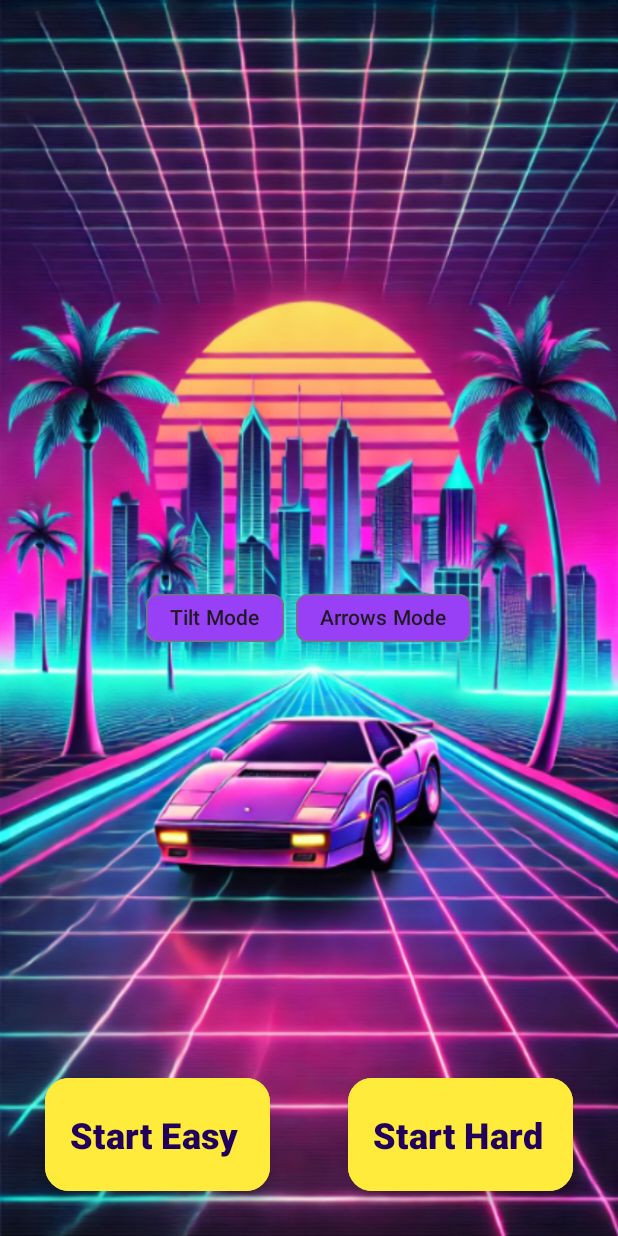
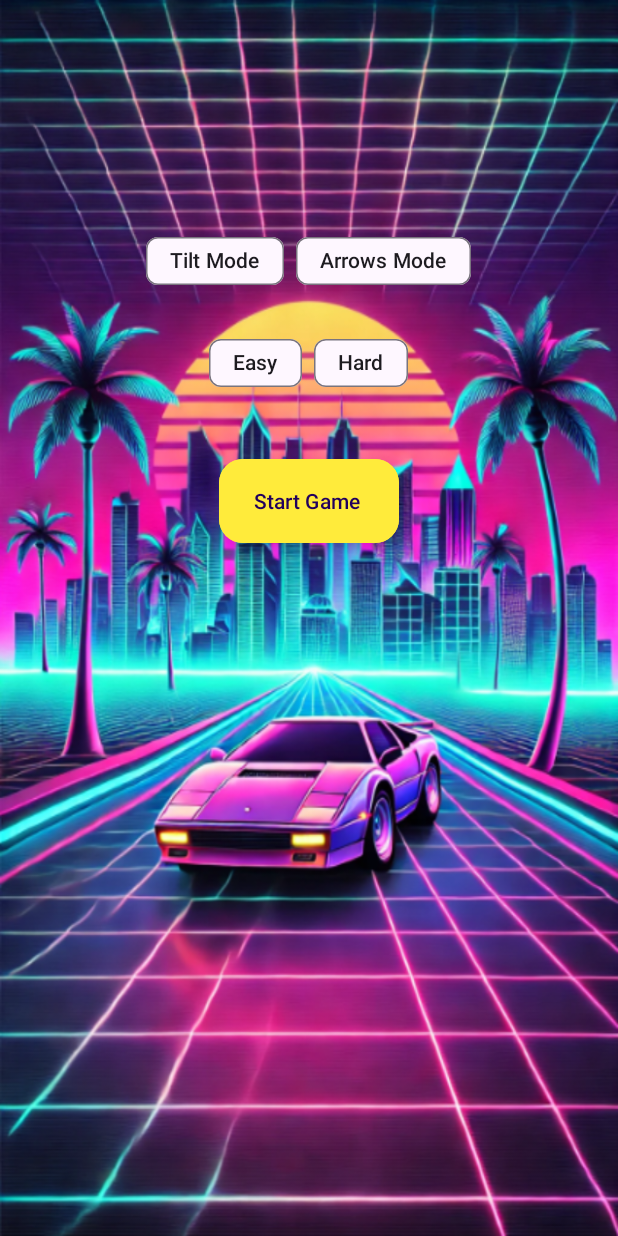
Before and after one commit to RonK42/First_App, an Android app: the screen it shows after launch (MainMenuActivity), on a phone screen of 412 x 824 dp. Run offline under Robolectric (Android 15) with nearby library versions, the phone set to English and light mode, and no system bars.

Commit message:
Add check boxes

```diff
--- a/app/src/main/res/layout/acticity_menu.xml
+++ b/app/src/main/res/layout/acticity_menu.xml
@@ -6,61 +6,69 @@
 
     <com.google.android.material.chip.ChipGroup
         android:id="@+id/chipGroupModes"
-        android:layout_marginStart="100dp"
         android:layout_width="wrap_content"
         android:layout_height="wrap_content"
         android:layout_centerHorizontal="true"
-        android:layout_centerVertical="true"
+        android:layout_marginTop="150dp"
         app:singleSelection="true"
-        app:selectionRequired="true"
-        app:chipSpacingVertical="16dp"
-        > <!-- Set orientation to vertical -->
+        app:selectionRequired="true">
 
         <com.google.android.material.chip.Chip
             android:id="@+id/chipTilt"
             android:layout_width="wrap_content"
             android:layout_height="wrap_content"
             android:text="Tilt Mode"
-            android:checkable="true"
-            android:backgroundTint="@color/neon_purple_blue"
-            android:focusable="true" />
+            app:checkedIconEnabled="@color/neon_light_blue"
+            app:checkedIconTint="@color/neon_light_blue"
+            android:checkable="true" />
 
         <com.google.android.material.chip.Chip
             android:id="@+id/chipArrows"
             android:layout_width="wrap_content"
             android:layout_height="wrap_content"
             android:text="Arrows Mode"
-            android:backgroundTint="@color/neon_purple_blue"
-            android:checkable="true"
-            android:focusable="true" />
+            app:checkedIconEnabled="@color/neon_light_blue"
+            app:checkedIconTint="@color/neon_light_blue"
+            android:checkable="true" />
+    </com.google.android.material.chip.ChipGroup>
+
+    <com.google.android.material.chip.ChipGroup
+        android:id="@+id/chipGroupDifficulty"
+        android:layout_width="wrap_content"
+        android:layout_height="wrap_content"
+        android:layout_centerHorizontal="true"
+        android:layout_below="@id/chipGroupModes"
+        android:layout_marginTop="20dp"
+        app:singleSelection="true"
+        app:selectionRequired="true">
+
+        <com.google.android.material.chip.Chip
+            android:id="@+id/chipEasy"
+            android:layout_width="wrap_content"
+            android:layout_height="wrap_content"
+            app:checkedIconTint="@color/neon_light_blue"
+            app:checkedIconEnabled="@color/neon_light_blue"
+            android:text="Easy"
+            android:checkable="true" />
+
+        <com.google.android.material.chip.Chip
+            android:id="@+id/chipHard"
+            android:layout_width="wrap_content"
+            android:layout_height="wrap_content"
+            android:text="Hard"
+            app:checkedIconEnabled="@color/neon_light_blue"
+            app:checkedIconTint="@color/neon_light_blue"
+            android:checkable="true" />
     </com.google.android.material.chip.ChipGroup>
 
     <com.google.android.material.floatingactionbutton.ExtendedFloatingActionButton
-        android:id="@+id/Main_Button_Left"
-        android:layout_width="@dimen/Default_Button_Width"
-        android:layout_height="@dimen/Default_Button_Height"
-        android:layout_alignParentLeft="true"
-        android:layout_alignParentBottom="true"
-        android:layout_marginStart="@dimen/Default_Element_Margin"
-        android:layout_marginBottom="@dimen/Default_Element_Margin"
+        android:id="@+id/btnStartGame"
+        android:layout_width="wrap_content"
+        android:layout_height="wrap_content"
+        android:layout_centerHorizontal="true"
+        android:layout_below="@id/chipGroupDifficulty"
+        android:layout_marginTop="40dp"
         android:backgroundTint="@color/buttons_color"
-        android:text="Start Easy"
-        android:textStyle="bold"
-        android:textSize="24sp" />
-
-    <com.google.android.material.floatingactionbutton.ExtendedFloatingActionButton
-        android:id="@+id/Start_Hard_BTN"
-        android:layout_width="@dimen/Default_Button_Width"
-        android:layout_height="@dimen/Default_Button_Height"
-        android:layout_alignParentRight="true"
-        android:layout_alignParentBottom="true"
-        android:layout_marginEnd="@dimen/Default_Element_Margin"
-        android:layout_marginBottom="@dimen/Default_Element_Margin"
-        android:backgroundTint="@color/buttons_color"
-        android:text="Start Hard"
-        android:textStyle="bold"
-        android:textSize="24sp"
-        app:iconGravity="end" />
-
+        android:text="Start Game" />
 
 </RelativeLayout>
```
Also changed, not shown: app/src/main/java/com/example/hm_1/MainActivity.kt (+9 -6 lines), app/src/main/java/com/example/hm_1/MainMenuActivity.kt (+28 -6 lines).
